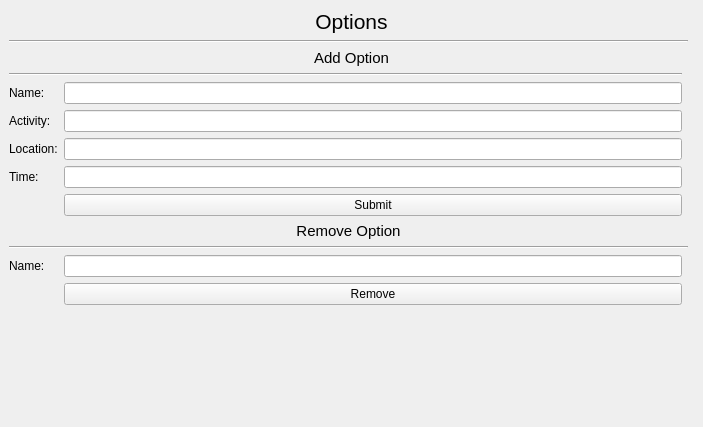
Above: TestingGrounds/options.ui from HKavalos/ToGather before the change. Below: the same form after it.
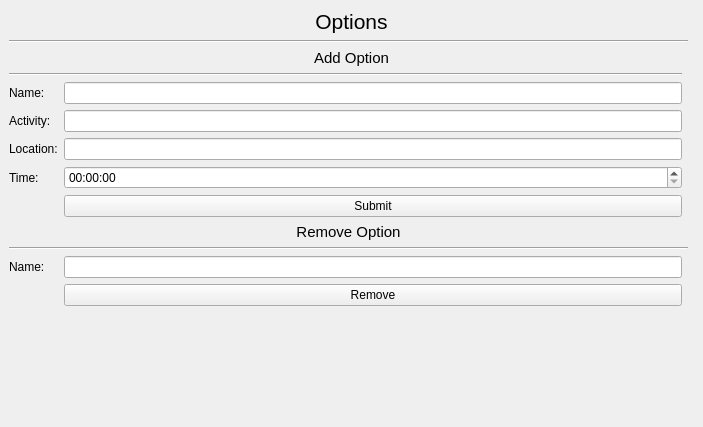
That is the form after the change.

Diff of the .ui file:
```diff
--- a/TestingGrounds/options.ui
+++ b/TestingGrounds/options.ui
@@ -122,13 +122,6 @@
       </property>
      </widget>
     </item>
-    <item row="7" column="1">
-     <widget class="QLineEdit" name="options_time">
-      <property name="text">
-       <string/>
-      </property>
-     </widget>
-    </item>
     <item row="4" column="0">
      <widget class="QLabel" name="option_namel">
       <property name="text">
@@ -162,6 +155,9 @@
       </property>
      </widget>
     </item>
+    <item row="7" column="1">
+     <widget class="QTimeEdit" name="timeEdit"/>
+    </item>
    </layout>
   </widget>
  </widget>
```
